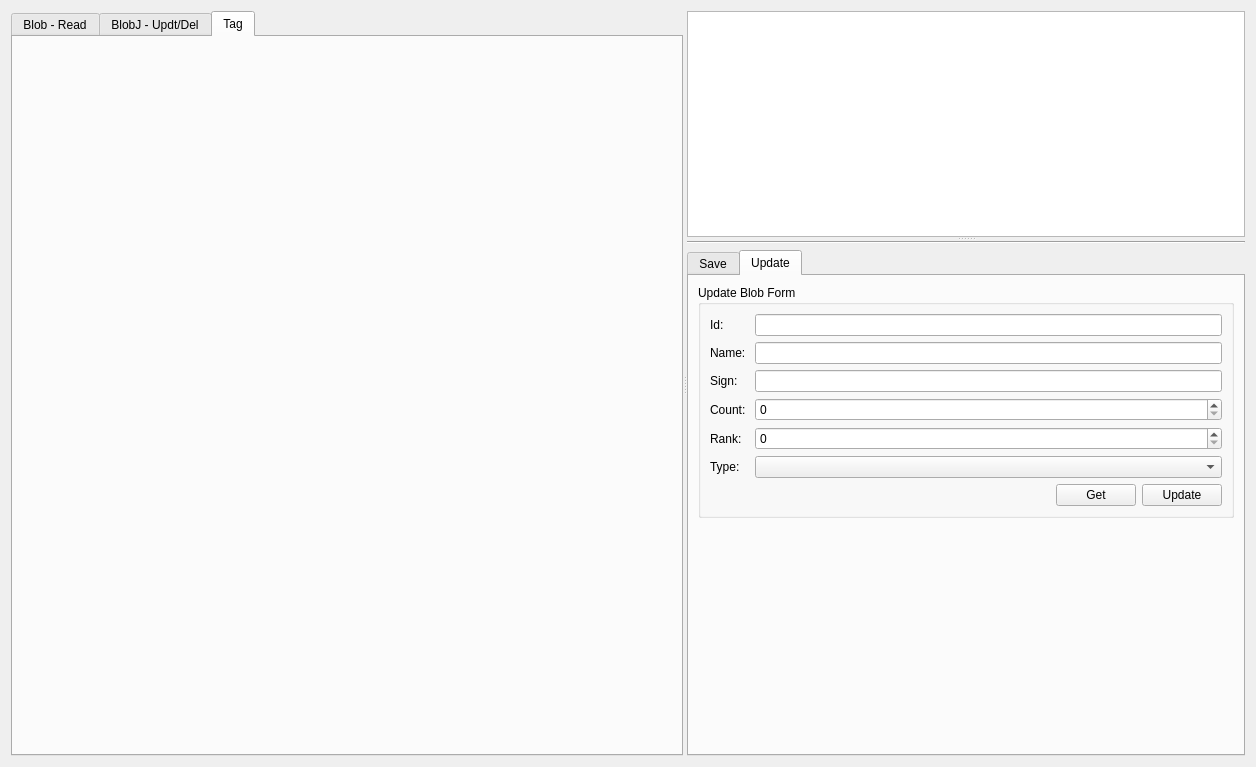
First picture: the form in dialog.ui, repository AyNeumann/DraftQtProject, before the edit.
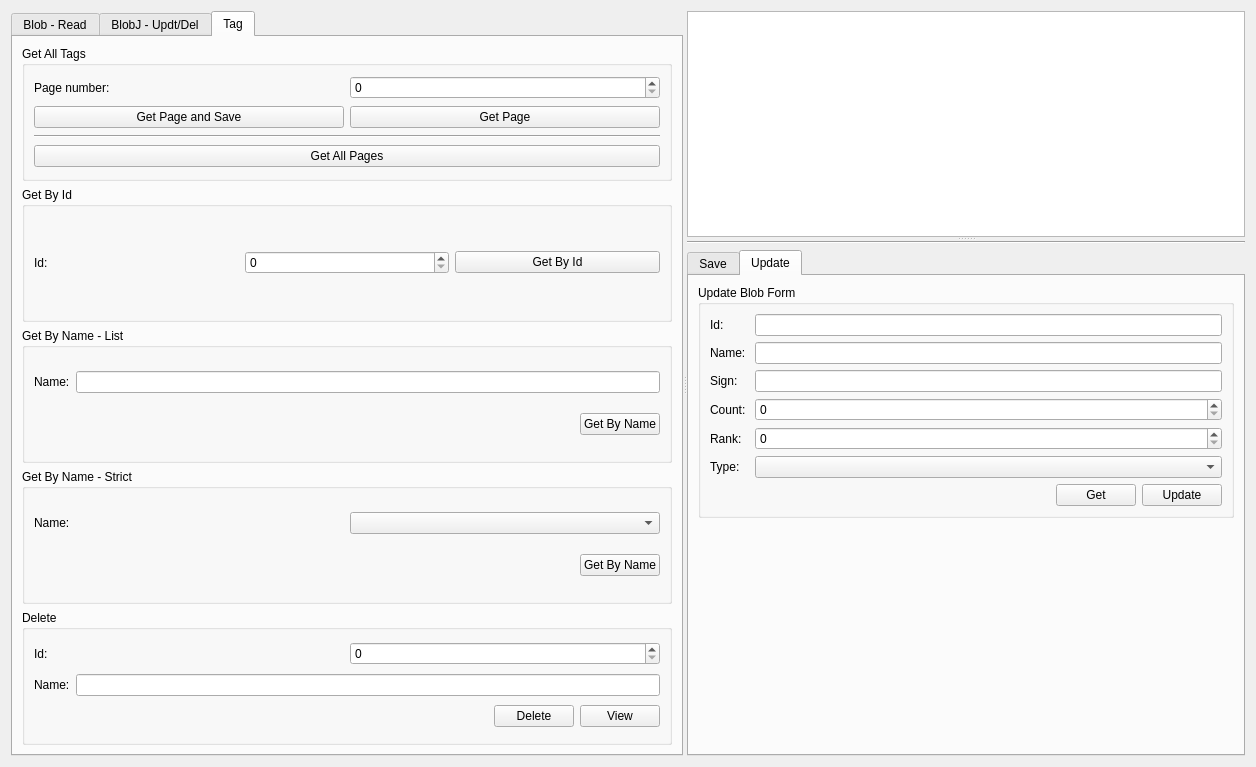
Second picture: the form after the edit. The open tabs and pages were chosen to show the change.

Commit message: ADD TAG MANAGEMENT UI

The edit to the form file:
```diff
--- a/dialog.ui
+++ b/dialog.ui
@@ -550,6 +550,255 @@
        <attribute name="title">
         <string>Tag</string>
        </attribute>
+       <layout class="QVBoxLayout" name="verticalLayout_23">
+        <item>
+         <widget class="QGroupBox" name="groupBox_11">
+          <property name="title">
+           <string>Get All Tags</string>
+          </property>
+          <layout class="QVBoxLayout" name="verticalLayout_19">
+           <item>
+            <layout class="QHBoxLayout" name="horizontalLayout_19">
+             <item>
+              <widget class="QLabel" name="label_19">
+               <property name="text">
+                <string>Page number:</string>
+               </property>
+              </widget>
+             </item>
+             <item>
+              <widget class="QSpinBox" name="spinBox"/>
+             </item>
+            </layout>
+           </item>
+           <item>
+            <layout class="QHBoxLayout" name="horizontalLayout_20">
+             <item>
+              <widget class="QPushButton" name="pushButton_2">
+               <property name="text">
+                <string>Get Page and Save</string>
+               </property>
+              </widget>
+             </item>
+             <item>
+              <widget class="QPushButton" name="pushButton">
+               <property name="text">
+                <string>Get Page</string>
+               </property>
+              </widget>
+             </item>
+            </layout>
+           </item>
+           <item>
+            <widget class="Line" name="line_5">
+             <property name="orientation">
+              <enum>Qt::Horizontal</enum>
+             </property>
+            </widget>
+           </item>
+           <item>
+            <widget class="QPushButton" name="pushButton_3">
+             <property name="text">
+              <string>Get All Pages</string>
+             </property>
+            </widget>
+           </item>
+          </layout>
+         </widget>
+        </item>
+        <item>
+         <widget class="QGroupBox" name="groupBox_12">
+          <property name="title">
+           <string>Get By Id</string>
+          </property>
+          <layout class="QVBoxLayout" name="verticalLayout_20">
+           <item>
+            <layout class="QHBoxLayout" name="horizontalLayout_21">
+             <item>
+              <widget class="QLabel" name="label_20">
+               <property name="text">
+                <string>Id:</string>
+               </property>
+              </widget>
+             </item>
+             <item>
+              <widget class="QSpinBox" name="spinBox_2"/>
+             </item>
+             <item>
+              <widget class="QPushButton" name="pushButton_4">
+               <property name="text">
+                <string>Get By Id</string>
+               </property>
+              </widget>
+             </item>
+            </layout>
+           </item>
+          </layout>
+         </widget>
+        </item>
+        <item>
+         <widget class="QGroupBox" name="groupBox_13">
+          <property name="title">
+           <string>Get By Name - List</string>
+          </property>
+          <layout class="QVBoxLayout" name="verticalLayout_21">
+           <item>
+            <layout class="QHBoxLayout" name="horizontalLayout_22">
+             <item>
+              <widget class="QLabel" name="label_21">
+               <property name="text">
+                <string>Name:</string>
+               </property>
+              </widget>
+             </item>
+             <item>
+              <widget class="QLineEdit" name="lineEdit"/>
+             </item>
+            </layout>
+           </item>
+           <item>
+            <layout class="QHBoxLayout" name="horizontalLayout_24">
+             <item>
+              <spacer name="horizontalSpacer_5">
+               <property name="orientation">
+                <enum>Qt::Horizontal</enum>
+               </property>
+               <property name="sizeHint" stdset="0">
+                <size>
+                 <width>40</width>
+                 <height>20</height>
+                </size>
+               </property>
+              </spacer>
+             </item>
+             <item>
+              <widget class="QPushButton" name="pushButton_5">
+               <property name="text">
+                <string>Get By Name</string>
+               </property>
+              </widget>
+             </item>
+            </layout>
+           </item>
+          </layout>
+         </widget>
+        </item>
+        <item>
+         <widget class="QGroupBox" name="groupBox_14">
+          <property name="title">
+           <string>Get By Name - Strict</string>
+          </property>
+          <layout class="QVBoxLayout" name="verticalLayout_22">
+           <item>
+            <layout class="QHBoxLayout" name="horizontalLayout_23">
+             <item>
+              <widget class="QLabel" name="label_22">
+               <property name="text">
+                <string>Name:</string>
+               </property>
+              </widget>
+             </item>
+             <item>
+              <widget class="QComboBox" name="comboBox"/>
+             </item>
+            </layout>
+           </item>
+           <item>
+            <layout class="QHBoxLayout" name="horizontalLayout_25">
+             <item>
+              <spacer name="horizontalSpacer_11">
+               <property name="orientation">
+                <enum>Qt::Horizontal</enum>
+               </property>
+               <property name="sizeHint" stdset="0">
+                <size>
+                 <width>40</width>
+                 <height>20</height>
+                </size>
+               </property>
+              </spacer>
+             </item>
+             <item>
+              <widget class="QPushButton" name="pushButton_6">
+               <property name="text">
+                <string>Get By Name</string>
+               </property>
+              </widget>
+             </item>
+            </layout>
+           </item>
+          </layout>
+         </widget>
+        </item>
+        <item>
+         <widget class="QGroupBox" name="groupBox_15">
+          <property name="title">
+           <string>Delete</string>
+          </property>
+          <layout class="QVBoxLayout" name="verticalLayout_24">
+           <item>
+            <layout class="QHBoxLayout" name="horizontalLayout_26">
+             <item>
+              <widget class="QLabel" name="label_23">
+               <property name="text">
+                <string>Id:</string>
+               </property>
+              </widget>
+             </item>
+             <item>
+              <widget class="QSpinBox" name="spinBox_3"/>
+             </item>
+            </layout>
+           </item>
+           <item>
+            <layout class="QHBoxLayout" name="horizontalLayout_27">
+             <item>
+              <widget class="QLabel" name="label_24">
+               <property name="text">
+                <string>Name:</string>
+               </property>
+              </widget>
+             </item>
+             <item>
+              <widget class="QLineEdit" name="lineEdit_2"/>
+             </item>
+            </layout>
+           </item>
+           <item>
+            <layout class="QHBoxLayout" name="horizontalLayout_28">
+             <item>
+              <spacer name="horizontalSpacer_12">
+               <property name="orientation">
+                <enum>Qt::Horizontal</enum>
+               </property>
+               <property name="sizeHint" stdset="0">
+                <size>
+                 <width>40</width>
+                 <height>20</height>
+                </size>
+               </property>
+              </spacer>
+             </item>
+             <item>
+              <widget class="QPushButton" name="pushButton_7">
+               <property name="text">
+                <string>Delete</string>
+               </property>
+              </widget>
+             </item>
+             <item>
+              <widget class="QPushButton" name="pushButton_8">
+               <property name="text">
+                <string>View</string>
+               </property>
+              </widget>
+             </item>
+            </layout>
+           </item>
+          </layout>
+         </widget>
+        </item>
+       </layout>
       </widget>
      </widget>
      <widget class="QSplitter" name="splitter">
```
The commit also changes 4 other files.
